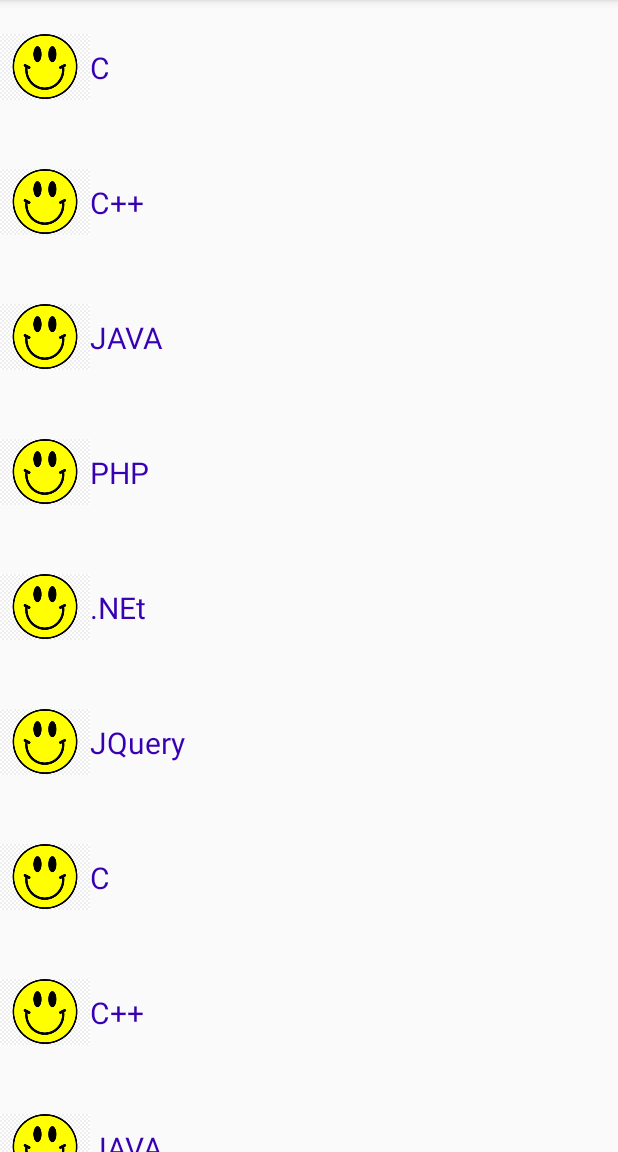
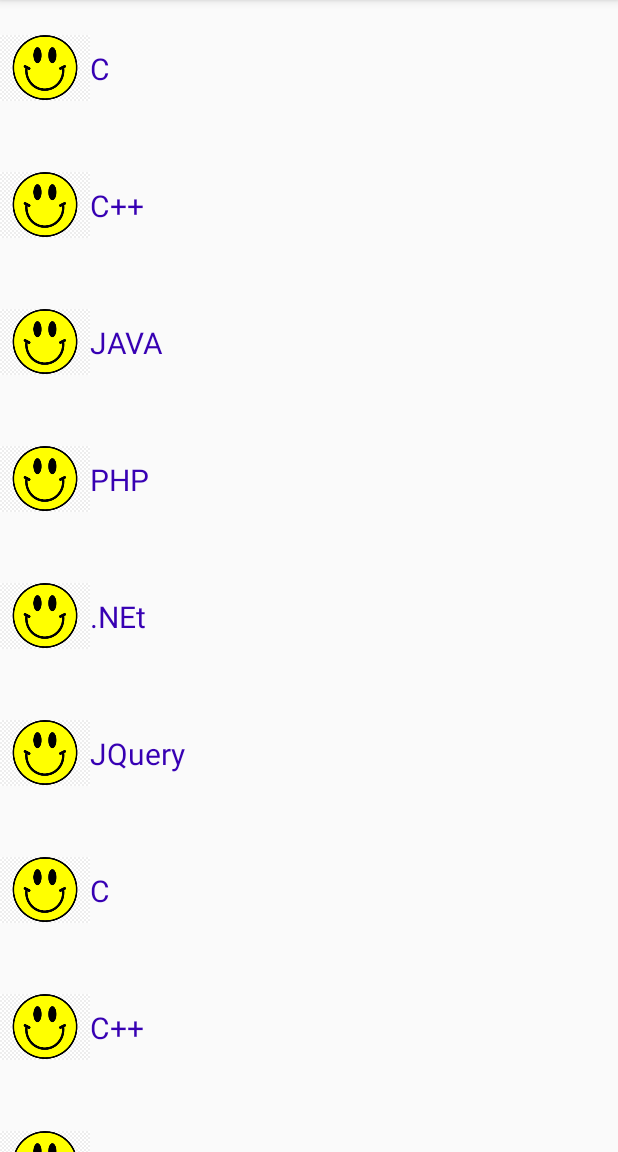
Before and after one commit to sumonece15/RecyclerView-Example2, an Android app: the screen it shows after launch (MainActivity), on a phone screen of 412 x 824 dp, the part 84-1236 px from its top. Run offline under Robolectric (Android 15) with nearby library versions, the phone set to English and light mode, and no system bars.

Commit message:
RecyclerView Example2 (1.0)

```diff
--- a/app/src/main/res/layout/single_row.xml
+++ b/app/src/main/res/layout/single_row.xml
@@ -1,7 +1,7 @@
 <?xml version="1.0" encoding="utf-8"?>
 <androidx.appcompat.widget.LinearLayoutCompat xmlns:android="http://schemas.android.com/apk/res/android"
     android:layout_width="match_parent"
-    android:layout_height="90dp">
+    android:layout_height="91dp">
 
     <ImageView
         android:id="@+id/img1"
```
